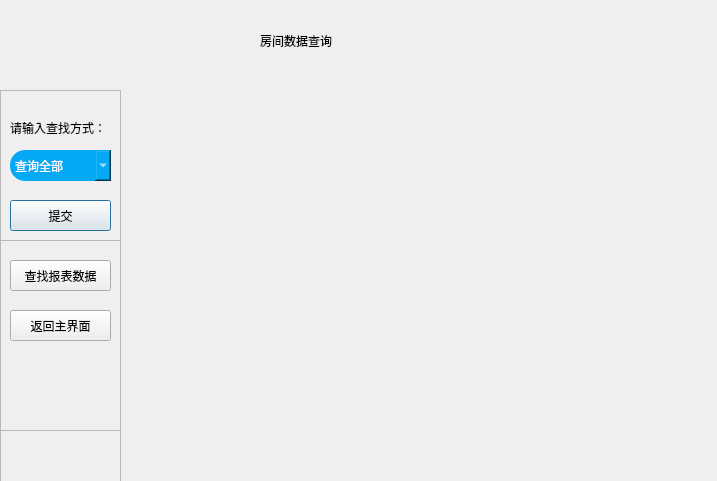
The window that roomdata.ui (TeqGin/QT) describes before a commit, drawn with Qt 5.
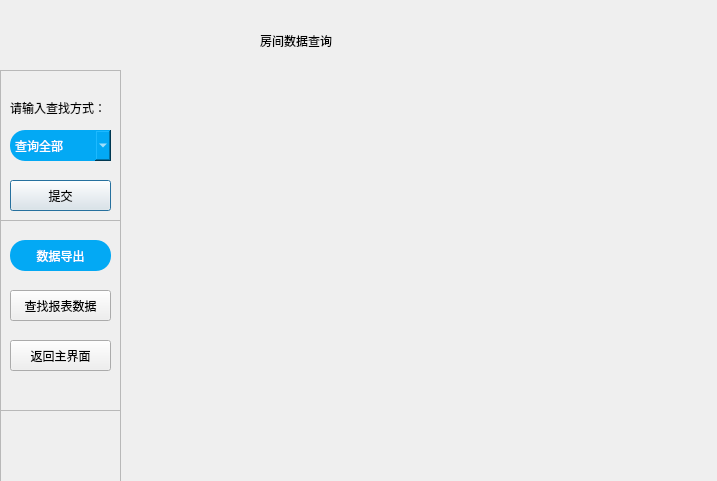
The same window after the commit. Icons and pictures are not drawn.

Commit message: 基本完成酒店管理系统的后台功能，除了报表数据部分

```diff
--- a/roomdata.ui
+++ b/roomdata.ui
@@ -13,6 +13,9 @@
   <property name="windowTitle">
    <string>房间数据查询</string>
   </property>
+  <property name="styleSheet">
+   <string notr="true">background:url(:/new/prefix1/bg.jpg);</string>
+  </property>
   <widget class="QLabel" name="title">
    <property name="geometry">
     <rect>
@@ -34,11 +37,14 @@
    <property name="geometry">
     <rect>
      <x>0</x>
-     <y>90</y>
+     <y>70</y>
      <width>121</width>
      <height>421</height>
     </rect>
    </property>
+   <property name="styleSheet">
+    <string notr="true">background-image:url();</string>
+   </property>
    <property name="frameShape">
     <enum>QFrame::StyledPanel</enum>
    </property>
@@ -136,6 +142,9 @@
       <height>191</height>
      </rect>
     </property>
+    <property name="styleSheet">
+     <string notr="true">background-image:url();</string>
+    </property>
     <property name="frameShape">
      <enum>QFrame::StyledPanel</enum>
     </property>
@@ -146,7 +155,7 @@
      <property name="geometry">
       <rect>
        <x>10</x>
-       <y>70</y>
+       <y>120</y>
        <width>101</width>
        <height>31</height>
       </rect>
@@ -167,7 +176,7 @@
      <property name="geometry">
       <rect>
        <x>10</x>
-       <y>20</y>
+       <y>70</y>
        <width>101</width>
        <height>31</height>
       </rect>
@@ -184,6 +193,26 @@
       <string>查找报表数据</string>
      </property>
     </widget>
+    <widget class="QPushButton" name="dataOutput">
+     <property name="geometry">
+      <rect>
+       <x>10</x>
+       <y>20</y>
+       <width>101</width>
+       <height>31</height>
+      </rect>
+     </property>
+     <property name="styleSheet">
+      <string notr="true">QPushButton{
+background:#03a9f4;
+color:#fff;
+border-radius:15px;
+}</string>
+     </property>
+     <property name="text">
+      <string>数据导出</string>
+     </property>
+    </widget>
    </widget>
   </widget>
  </widget>
```
Left out of the diff: 3 changed lines with no effect on the pictures. The commit also changes 36 other files.
